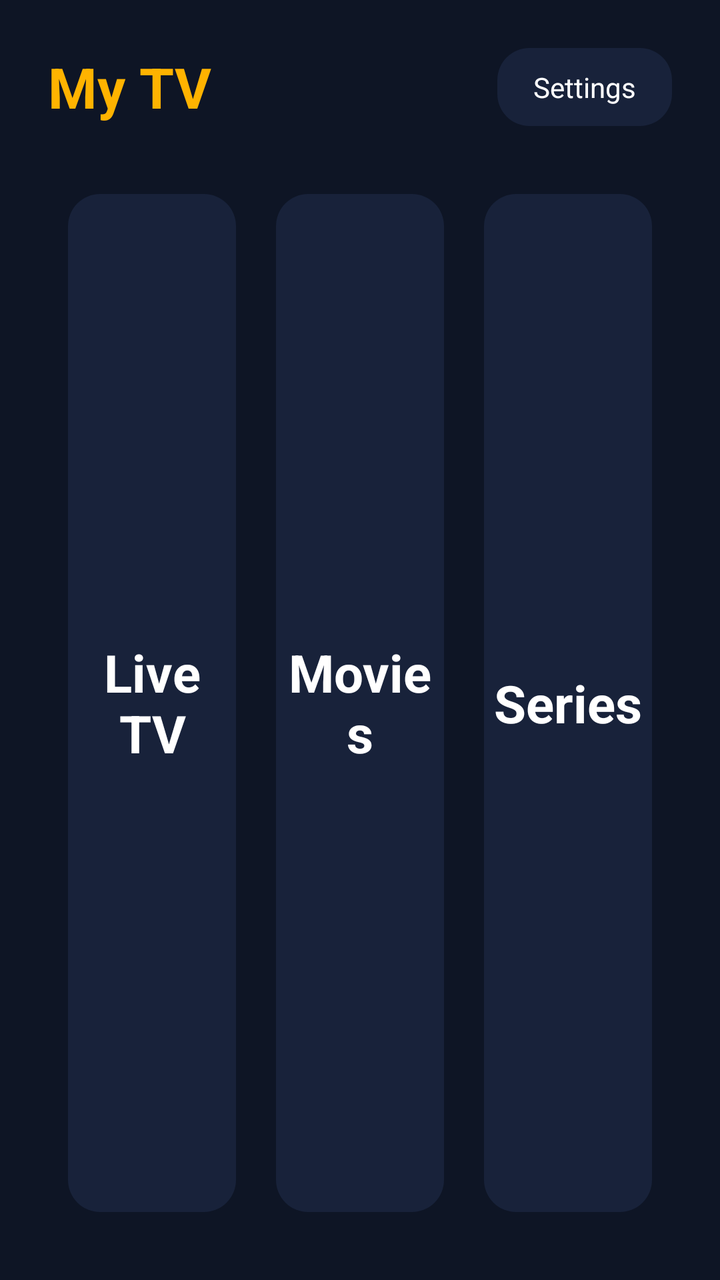
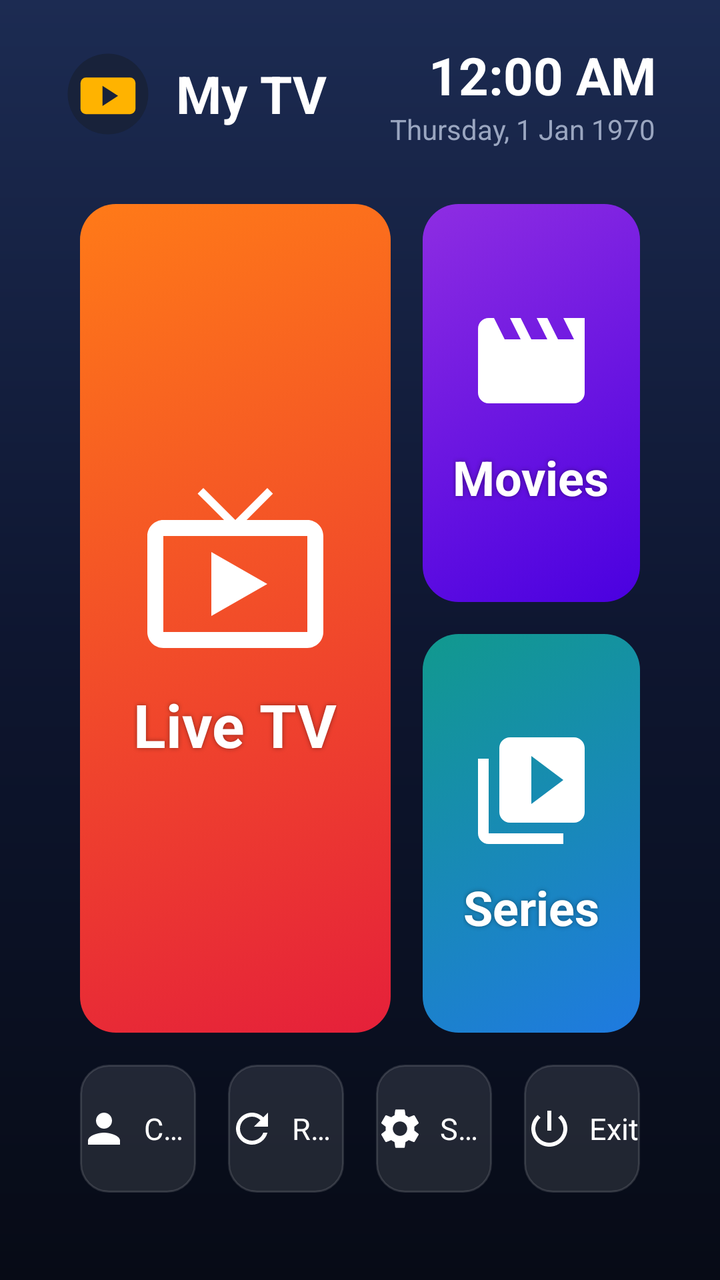

Before-and-after screenshots of an Android layout around one commit, followed by the original layout XML and the change that was made.
<!-- AndroidManifest.xml: application theme Theme.MyTV -->
<!-- res/layout/activity_home.xml -->
<?xml version="1.0" encoding="utf-8"?>
<LinearLayout xmlns:android="http://schemas.android.com/apk/res/android"
    android:layout_width="match_parent" android:layout_height="match_parent"
    android:orientation="vertical" android:padding="24dp">

    <LinearLayout
        android:layout_width="match_parent" android:layout_height="wrap_content"
        android:gravity="center_vertical" android:orientation="horizontal">
        <TextView
            android:layout_width="0dp" android:layout_height="wrap_content" android:layout_weight="1"
            android:text="@string/app_name" android:textColor="@color/accent"
            android:textSize="28sp" android:textStyle="bold" />
        <TextView
            android:id="@+id/tvAccount"
            android:layout_width="wrap_content" android:layout_height="wrap_content"
            android:layout_marginEnd="12dp" android:textColor="@color/text_secondary" />
        <TextView
            android:id="@+id/btnSettings"
            android:layout_width="wrap_content" android:layout_height="wrap_content"
            android:background="@drawable/bg_card" android:focusable="true" android:clickable="true"
            android:paddingStart="18dp" android:paddingTop="10dp" android:paddingEnd="18dp" android:paddingBottom="10dp"
            android:text="@string/settings" android:textColor="@color/text_primary" />
    </LinearLayout>

    <LinearLayout
        android:layout_width="match_parent" android:layout_height="0dp" android:layout_weight="1"
        android:layout_marginTop="24dp" android:orientation="horizontal">

        <TextView
            android:id="@+id/cardLive" style="@style/HomeCard"
            android:text="@string/live" />
        <TextView
            android:id="@+id/cardMovies" style="@style/HomeCard"
            android:text="@string/movies" />
        <TextView
            android:id="@+id/cardSeries" style="@style/HomeCard"
            android:text="@string/series" />
    </LinearLayout>
</LinearLayout>
<!-- resources referenced by this layout -->
<resources>
  <!-- drawable bg_card (drawable) -->
  <?xml version="1.0" encoding="utf-8"?>
  <selector xmlns:android="http://schemas.android.com/apk/res/android">
      <item android:state_focused="true">
          <shape><solid android:color="@color/surface_focus" /><stroke android:width="4dp" android:color="@color/accent" /><corners android:radius="16dp" /></shape>
      </item>
      <item android:state_pressed="true">
          <shape><solid android:color="@color/surface_focus" /><corners android:radius="16dp" /></shape>
      </item>
      <item>
          <shape><solid android:color="@color/surface" /><corners android:radius="16dp" /></shape>
      </item>
  </selector>
  <style name="HomeCard">
          <item name="android:layout_width">0dp</item>
          <item name="android:layout_height">match_parent</item>
          <item name="android:layout_weight">1</item>
          <item name="android:layout_margin">10dp</item>
          <item name="android:background">@drawable/bg_card</item>
          <item name="android:focusable">true</item>
          <item name="android:clickable">true</item>
          <item name="android:gravity">center</item>
          <item name="android:textColor">@color/text_primary</item>
          <item name="android:textSize">26sp</item>
          <item name="android:textStyle">bold</item>
      </style>
  <color name="surface_focus">#2A3A60</color>
  <color name="surface">#18223A</color>
  <!-- unchanged entries left out for length: 10 -->
</resources>

<!-- the commit's change to res/layout/activity_home.xml (unified diff, before → after) -->
@@ -1,39 +1,106 @@
 <?xml version="1.0" encoding="utf-8"?>
 <LinearLayout xmlns:android="http://schemas.android.com/apk/res/android"
     android:layout_width="match_parent" android:layout_height="match_parent"
-    android:orientation="vertical" android:padding="24dp">
+    android:background="@drawable/bg_home"
+    android:orientation="vertical"
+    android:paddingStart="32dp" android:paddingTop="20dp" android:paddingEnd="32dp" android:paddingBottom="16dp">
 
+    
     <LinearLayout
         android:layout_width="match_parent" android:layout_height="wrap_content"
         android:gravity="center_vertical" android:orientation="horizontal">
+        <ImageView
+            android:layout_width="44dp" android:layout_height="44dp"
+            android:src="@drawable/ic_launcher" />
         <TextView
             android:layout_width="0dp" android:layout_height="wrap_content" android:layout_weight="1"
-            android:text="@string/app_name" android:textColor="@color/accent"
-            android:textSize="28sp" android:textStyle="bold" />
+            android:layout_marginStart="12dp"
+            android:text="@string/app_name" android:textColor="@color/text_primary"
+            android:textSize="26sp" android:textStyle="bold" />
+        <LinearLayout
+            android:layout_width="wrap_content" android:layout_height="wrap_content"
+            android:gravity="end" android:orientation="vertical">
+            <TextClock
+                android:layout_width="wrap_content" android:layout_height="wrap_content"
+                android:format12Hour="hh:mm a" android:format24Hour="HH:mm"
+                android:textColor="@color/text_primary" android:textSize="26sp" android:textStyle="bold" />
+            <TextClock
+                android:layout_width="wrap_content" android:layout_height="wrap_content"
+                android:format12Hour="EEEE, d MMM yyyy" android:format24Hour="EEEE, d MMM yyyy"
+                android:textColor="@color/text_secondary" android:textSize="14sp" />
+        </LinearLayout>
+    </LinearLayout>
+
+    
+    <LinearLayout
+        android:layout_width="match_parent" android:layout_height="0dp" android:layout_weight="1"
+        android:layout_marginTop="20dp" android:orientation="horizontal">
+
+        <LinearLayout
+            android:id="@+id/tileLive"
+            style="@style/HomeTile"
+            android:layout_width="0dp" android:layout_height="match_parent" android:layout_weight="1.25"
+            android:background="@drawable/bg_tile_live">
+            <ImageView style="@style/HomeTileIcon" android:layout_width="96dp" android:layout_height="96dp"
+                android:src="@drawable/ic_live" />
+            <TextView style="@style/HomeTileText" android:textSize="30sp" android:text="@string/live" />
+        </LinearLayout>
+
+        <LinearLayout
+            android:layout_width="0dp" android:layout_height="match_parent" android:layout_weight="1"
+            android:orientation="vertical">
+            <LinearLayout
+                android:id="@+id/tileMovies"
+                style="@style/HomeTile"
+                android:layout_width="match_parent" android:layout_height="0dp" android:layout_weight="1"
+                android:background="@drawable/bg_tile_movies">
+                <ImageView style="@style/HomeTileIcon" android:src="@drawable/ic_movie" />
+                <TextView style="@style/HomeTileText" android:text="@string/movies" />
+            </LinearLayout>
+            <LinearLayout
+                android:id="@+id/tileSeries"
+                style="@style/HomeTile"
+                android:layout_width="match_parent" android:layout_height="0dp" android:layout_weight="1"
+                android:background="@drawable/bg_tile_series">
+                <ImageView style="@style/HomeTileIcon" android:src="@drawable/ic_series" />
+                <TextView style="@style/HomeTileText" android:text="@string/series" />
+            </LinearLayout>
+        </LinearLayout>
+    </LinearLayout>
+
+    
+    <LinearLayout
+        android:layout_width="match_parent" android:layout_height="64dp"
+        android:layout_marginTop="8dp" android:orientation="horizontal">
+        <LinearLayout android:id="@+id/btnAccount" style="@style/HomeSmallBtn">
+            <ImageView style="@style/HomeSmallIcon" android:src="@drawable/ic_account" />
+            <TextView style="@style/HomeSmallText" android:text="@string/edit_account" />
+        </LinearLayout>
+        <LinearLayout android:id="@+id/btnReload" style="@style/HomeSmallBtn">
+            <ImageView style="@style/HomeSmallIcon" android:src="@drawable/ic_reload" />
+            <TextView style="@style/HomeSmallText" android:text="@string/reload" />
+        </LinearLayout>
+        <LinearLayout android:id="@+id/btnSettings" style="@style/HomeSmallBtn">
+            <ImageView style="@style/HomeSmallIcon" android:src="@drawable/ic_settings" />
+            <TextView style="@style/HomeSmallText" android:text="@string/settings" />
+        </LinearLayout>
+        <LinearLayout android:id="@+id/btnExit" style="@style/HomeSmallBtn">
+            <ImageView style="@style/HomeSmallIcon" android:src="@drawable/ic_exit" />
+            <TextView style="@style/HomeSmallText" android:text="@string/exit" />
+        </LinearLayout>
+    </LinearLayout>
+
+    
+    <LinearLayout
+        android:layout_width="match_parent" android:layout_height="wrap_content"
+        android:layout_marginTop="10dp" android:orientation="horizontal">
         <TextView
             android:id="@+id/tvAccount"
+            android:layout_width="0dp" android:layout_height="wrap_content" android:layout_weight="1"
+            android:textColor="@color/text_secondary" android:textSize="13sp" />
+        <TextView
+            android:id="@+id/tvExpiry"
             android:layout_width="wrap_content" android:layout_height="wrap_content"
-            android:layout_marginEnd="12dp" android:textColor="@color/text_secondary" />
-        <TextView
-            android:id="@+id/btnSettings"
-            android:layout_width="wrap_content" android:layout_height="wrap_content"
-            android:background="@drawable/bg_card" android:focusable="true" android:clickable="true"
-            android:paddingStart="18dp" android:paddingTop="10dp" android:paddingEnd="18dp" android:paddingBottom="10dp"
-            android:text="@string/settings" android:textColor="@color/text_primary" />
-    </LinearLayout>
-
-    <LinearLayout
-        android:layout_width="match_parent" android:layout_height="0dp" android:layout_weight="1"
-        android:layout_marginTop="24dp" android:orientation="horizontal">
-
-        <TextView
-            android:id="@+id/cardLive" style="@style/HomeCard"
-            android:text="@string/live" />
-        <TextView
-            android:id="@+id/cardMovies" style="@style/HomeCard"
-            android:text="@string/movies" />
-        <TextView
-            android:id="@+id/cardSeries" style="@style/HomeCard"
-            android:text="@string/series" />
+            android:textColor="@color/text_secondary" android:textSize="13sp" />
     </LinearLayout>
 </LinearLayout>
<!-- resource entries referenced after the edit -->
@@ -1,33 +1,167 @@
 <!-- resources referenced by this layout -->
 <resources>
-  <!-- drawable bg_card (drawable) -->
+  <!-- drawable bg_home (drawable) -->
+  <?xml version="1.0" encoding="utf-8"?>
+  <shape xmlns:android="http://schemas.android.com/apk/res/android">
+      <gradient android:angle="270"
+          android:startColor="#FF1C2B52" android:centerColor="#FF0E1630" android:endColor="#FF070B16" />
+  </shape>
+  <!-- drawable bg_tile_live (drawable) -->
   <?xml version="1.0" encoding="utf-8"?>
   <selector xmlns:android="http://schemas.android.com/apk/res/android">
       <item android:state_focused="true">
-          <shape><solid android:color="@color/surface_focus" /><stroke android:width="4dp" android:color="@color/accent" /><corners android:radius="16dp" /></shape>
+          <shape><gradient android:angle="315" android:startColor="#FFFF7A18" android:endColor="#FFE5203A" />
+              <stroke android:width="4dp" android:color="#FFFFFFFF" /><corners android:radius="18dp" /></shape>
       </item>
       <item android:state_pressed="true">
-          <shape><solid android:color="@color/surface_focus" /><corners android:radius="16dp" /></shape>
+          <shape><gradient android:angle="315" android:startColor="#FFE5203A" android:endColor="#FFFF7A18" /><corners android:radius="18dp" /></shape>
       </item>
       <item>
-          <shape><solid android:color="@color/surface" /><corners android:radius="16dp" /></shape>
+          <shape><gradient android:angle="315" android:startColor="#FFFF7A18" android:endColor="#FFE5203A" /><corners android:radius="18dp" /></shape>
       </item>
   </selector>
-  <style name="HomeCard">
+  <!-- drawable bg_tile_movies (drawable) -->
+  <?xml version="1.0" encoding="utf-8"?>
+  <selector xmlns:android="http://schemas.android.com/apk/res/android">
+      <item android:state_focused="true">
+          <shape><gradient android:angle="315" android:startColor="#FF8E2DE2" android:endColor="#FF4A00E0" />
+              <stroke android:width="4dp" android:color="#FFFFFFFF" /><corners android:radius="18dp" /></shape>
+      </item>
+      <item android:state_pressed="true">
+          <shape><gradient android:angle="315" android:startColor="#FF4A00E0" android:endColor="#FF8E2DE2" /><corners android:radius="18dp" /></shape>
+      </item>
+      <item>
+          <shape><gradient android:angle="315" android:startColor="#FF8E2DE2" android:endColor="#FF4A00E0" /><corners android:radius="18dp" /></shape>
+      </item>
+  </selector>
+  <!-- drawable bg_tile_series (drawable) -->
+  <?xml version="1.0" encoding="utf-8"?>
+  <selector xmlns:android="http://schemas.android.com/apk/res/android">
+      <item android:state_focused="true">
+          <shape><gradient android:angle="315" android:startColor="#FF11998E" android:endColor="#FF1F7AE0" />
+              <stroke android:width="4dp" android:color="#FFFFFFFF" /><corners android:radius="18dp" /></shape>
+      </item>
+      <item android:state_pressed="true">
+          <shape><gradient android:angle="315" android:startColor="#FF1F7AE0" android:endColor="#FF11998E" /><corners android:radius="18dp" /></shape>
+      </item>
+      <item>
+          <shape><gradient android:angle="315" android:startColor="#FF11998E" android:endColor="#FF1F7AE0" /><corners android:radius="18dp" /></shape>
+      </item>
+  </selector>
+  <!-- drawable ic_account (drawable) -->
+  <?xml version="1.0" encoding="utf-8"?>
+  <vector xmlns:android="http://schemas.android.com/apk/res/android"
+      android:width="24dp" android:height="24dp" android:viewportWidth="24" android:viewportHeight="24">
+      <path android:fillColor="#FFFFFFFF" android:pathData="M12,12c2.21,0 4,-1.79 4,-4s-1.79,-4 -4,-4 -4,1.79 -4,4 1.79,4 4,4zM12,14c-2.67,0 -8,1.34 -8,4v2h16v-2c0,-2.66 -5.33,-4 -8,-4z" />
+  </vector>
+  <!-- drawable ic_exit (drawable) -->
+  <?xml version="1.0" encoding="utf-8"?>
+  <vector xmlns:android="http://schemas.android.com/apk/res/android"
+      android:width="24dp" android:height="24dp" android:viewportWidth="24" android:viewportHeight="24">
+      <path android:fillColor="#FFFFFFFF" android:pathData="M13,3h-2v10h2L13,3zM17.83,5.17l-1.42,1.42C17.99,7.86 19,9.81 19,12c0,3.87 -3.13,7 -7,7s-7,-3.13 -7,-7c0,-2.19 1.01,-4.14 2.58,-5.42L6.17,5.17C4.23,6.82 3,9.26 3,12c0,4.97 4.03,9 9,9s9,-4.03 9,-9c0,-2.74 -1.23,-5.18 -3.17,-6.83z" />
+  </vector>
+  <!-- drawable ic_launcher (drawable) -->
+  <?xml version="1.0" encoding="utf-8"?>
+  <vector xmlns:android="http://schemas.android.com/apk/res/android"
+      android:width="48dp" android:height="48dp" android:viewportWidth="48" android:viewportHeight="48">
+      <path android:fillColor="#18223A" android:pathData="M24,2A22,22 0,1 1,23.99,2Z" />
+      <path android:fillColor="#FFB300" android:pathData="M12,15h24a3,3 0,0 1,3 3v14a3,3 0,0 1,-3 3H12a3,3 0,0 1,-3 -3V18a3,3 0,0 1,3 -3z" />
+      <path android:fillColor="#18223A" android:pathData="M21,19.5L29.5,25L21,30.5Z" />
+  </vector>
+  <!-- drawable ic_live (drawable) -->
+  <?xml version="1.0" encoding="utf-8"?>
+  <vector xmlns:android="http://schemas.android.com/apk/res/android"
+      android:width="24dp" android:height="24dp" android:viewportWidth="24" android:viewportHeight="24">
+      <path android:fillColor="#FFFFFFFF" android:pathData="M21,6h-7.59l3.29,-3.29L16,2l-4,4 -4,-4 -0.71,0.71L10.59,6H3c-1.1,0 -2,0.89 -2,2v12c0,1.1 0.9,2 2,2h18c1.1,0 2,-0.9 2,-2V8c0,-1.11 -0.9,-2 -2,-2zM21,20H3V8h18v12zM9,10v8l7,-4z" />
+  </vector>
+  <!-- drawable ic_movie (drawable) -->
+  <?xml version="1.0" encoding="utf-8"?>
+  <vector xmlns:android="http://schemas.android.com/apk/res/android"
+      android:width="24dp" android:height="24dp" android:viewportWidth="24" android:viewportHeight="24">
+      <path android:fillColor="#FFFFFFFF" android:pathData="M18,4l2,4h-3l-2,-4h-2l2,4h-3l-2,-4H8l2,4H7L5,4H4c-1.1,0 -1.99,0.9 -1.99,2L2,18c0,1.1 0.9,2 2,2h16c1.1,0 2,-0.9 2,-2V4h-4z" />
+  </vector>
+  <!-- drawable ic_reload (drawable) -->
+  <?xml version="1.0" encoding="utf-8"?>
+  <vector xmlns:android="http://schemas.android.com/apk/res/android"
+      android:width="24dp" android:height="24dp" android:viewportWidth="24" android:viewportHeight="24">
+      <path android:fillColor="#FFFFFFFF" android:pathData="M17.65,6.35C16.2,4.9 14.21,4 12,4c-4.42,0 -7.99,3.58 -7.99,8s3.57,8 7.99,8c3.73,0 6.84,-2.55 7.73,-6h-2.08c-0.82,2.33 -3.04,4 -5.65,4 -3.31,0 -6,-2.69 -6,-6s2.69,-6 6,-6c1.66,0 3.14,0.69 4.22,1.78L13,11h7V4l-2.35,2.35z" />
+  </vector>
+  <!-- drawable ic_series (drawable) -->
+  <?xml version="1.0" encoding="utf-8"?>
+  <vector xmlns:android="http://schemas.android.com/apk/res/android"
+      android:width="24dp" android:height="24dp" android:viewportWidth="24" android:viewportHeight="24">
+      <path android:fillColor="#FFFFFFFF" android:pathData="M4,6H2v14c0,1.1 0.9,2 2,2h14v-2H4V6zM20,2H8c-1.1,0 -2,0.9 -2,2v12c0,1.1 0.9,2 2,2h12c1.1,0 2,-0.9 2,-2V4c0,-1.1 -0.9,-2 -2,-2zM12,14.5v-9l6,4.5 -6,4.5z" />
+  </vector>
+  <!-- drawable ic_settings (drawable) -->
+  <?xml version="1.0" encoding="utf-8"?>
+  <vector xmlns:android="http://schemas.android.com/apk/res/android"
+      android:width="24dp" android:height="24dp" android:viewportWidth="24" android:viewportHeight="24">
+      <path android:fillColor="#FFFFFFFF" android:pathData="M19.14,12.94c0.04,-0.3 0.06,-0.61 0.06,-0.94c0,-0.32 -0.02,-0.64 -0.07,-0.94l2.03,-1.58c0.18,-0.14 0.23,-0.41 0.12,-0.61l-1.92,-3.32c-0.12,-0.22 -0.37,-0.29 -0.59,-0.22l-2.39,0.96c-0.5,-0.38 -1.03,-0.7 -1.62,-0.94L14.4,2.81c-0.04,-0.24 -0.24,-0.41 -0.48,-0.41h-3.84c-0.24,0 -0.43,0.17 -0.47,0.41L9.25,5.35C8.66,5.59 8.12,5.92 7.63,6.29L5.24,5.33c-0.22,-0.08 -0.47,0 -0.59,0.22L2.74,8.87C2.62,9.08 2.66,9.34 2.86,9.48l2.03,1.58C4.84,11.36 4.8,11.69 4.8,12s0.02,0.64 0.07,0.94l-2.03,1.58c-0.18,0.14 -0.23,0.41 -0.12,0.61l1.92,3.32c0.12,0.22 0.37,0.29 0.59,0.22l2.39,-0.96c0.5,0.38 1.03,0.7 1.62,0.94l0.36,2.54c0.05,0.24 0.24,0.41 0.48,0.41h3.84c0.24,0 0.44,-0.17 0.47,-0.41l0.36,-2.54c0.59,-0.24 1.13,-0.56 1.62,-0.94l2.39,0.96c0.22,0.08 0.47,0 0.59,-0.22l1.92,-3.32c0.12,-0.22 0.07,-0.47 -0.12,-0.61L19.14,12.94zM12,15.6c-1.98,0 -3.6,-1.62 -3.6,-3.6s1.62,-3.6 3.6,-3.6s3.6,1.62 3.6,3.6S13.98,15.6 12,15.6z" />
+  </vector>
+  <string name="edit_account">Change subscription</string>
+  <string name="exit">Exit</string>
+  <string name="reload">Reload data</string>
+  <style name="HomeSmallBtn">
           <item name="android:layout_width">0dp</item>
           <item name="android:layout_height">match_parent</item>
           <item name="android:layout_weight">1</item>
-          <item name="android:layout_margin">10dp</item>
-          <item name="android:background">@drawable/bg_card</item>
+          <item name="android:layout_marginStart">8dp</item>
+          <item name="android:layout_marginEnd">8dp</item>
+          <item name="android:background">@drawable/bg_small_btn</item>
+          <item name="android:orientation">horizontal</item>
+          <item name="android:gravity">center</item>
           <item name="android:focusable">true</item>
           <item name="android:clickable">true</item>
+      </style>
+  <style name="HomeSmallIcon">
+          <item name="android:layout_width">24dp</item>
+          <item name="android:layout_height">24dp</item>
+          <item name="android:importantForAccessibility">no</item>
+      </style>
+  <style name="HomeSmallText">
+          <item name="android:layout_width">wrap_content</item>
+          <item name="android:layout_height">wrap_content</item>
+          <item name="android:layout_marginStart">8dp</item>
+          <item name="android:textColor">#FFFFFFFF</item>
+          <item name="android:textSize">15sp</item>
+          <item name="android:maxLines">1</item>
+          <item name="android:ellipsize">end</item>
+      </style>
+  <style name="HomeTile">
+          <item name="android:layout_margin">8dp</item>
+          <item name="android:orientation">vertical</item>
           <item name="android:gravity">center</item>
-          <item name="android:textColor">@color/text_primary</item>
-          <item name="android:textSize">26sp</item>
+          <item name="android:focusable">true</item>
+          <item name="android:clickable">true</item>
+      </style>
+  <style name="HomeTileIcon">
+          <item name="android:layout_width">64dp</item>
+          <item name="android:layout_height">64dp</item>
+          <item name="android:importantForAccessibility">no</item>
+      </style>
+  <style name="HomeTileText">
+          <item name="android:layout_width">wrap_content</item>
+          <item name="android:layout_height">wrap_content</item>
+          <item name="android:layout_marginTop">10dp</item>
+          <item name="android:textColor">#FFFFFFFF</item>
+          <item name="android:textSize">24sp</item>
           <item name="android:textStyle">bold</item>
+          <item name="android:shadowColor">#66000000</item>
+          <item name="android:shadowRadius">6</item>
       </style>
-  <color name="surface_focus">#2A3A60</color>
-  <color name="surface">#18223A</color>
+  <!-- drawable bg_small_btn (drawable) -->
+  <?xml version="1.0" encoding="utf-8"?>
+  <selector xmlns:android="http://schemas.android.com/apk/res/android">
+      <item android:state_focused="true">
+          <shape><solid android:color="#33FFFFFF" /><stroke android:width="3dp" android:color="#FFFFFFFF" /><corners android:radius="14dp" /></shape>
+      </item>
+      <item android:state_pressed="true">
+          <shape><solid android:color="#33FFFFFF" /><corners android:radius="14dp" /></shape>
+      </item>
+      <item>
+          <shape><solid android:color="#1AFFFFFF" /><stroke android:width="1dp" android:color="#22FFFFFF" /><corners android:radius="14dp" /></shape>
+      </item>
+  </selector>
   <!-- unchanged entries left out for length: 10 -->
 </resources>
 
